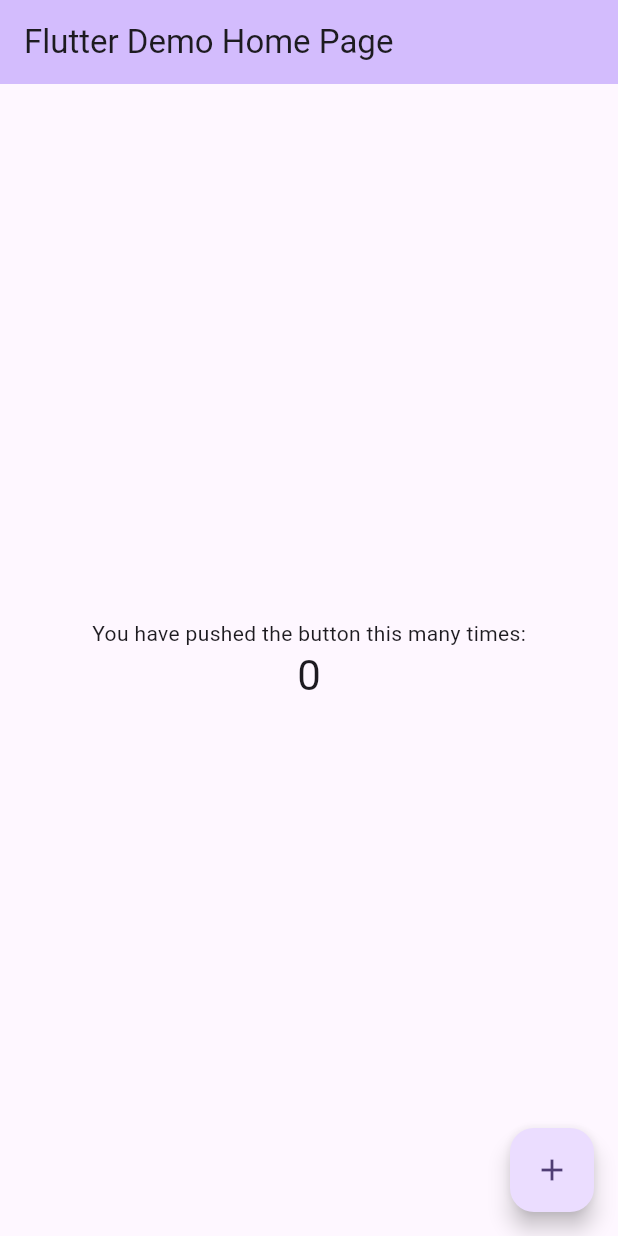
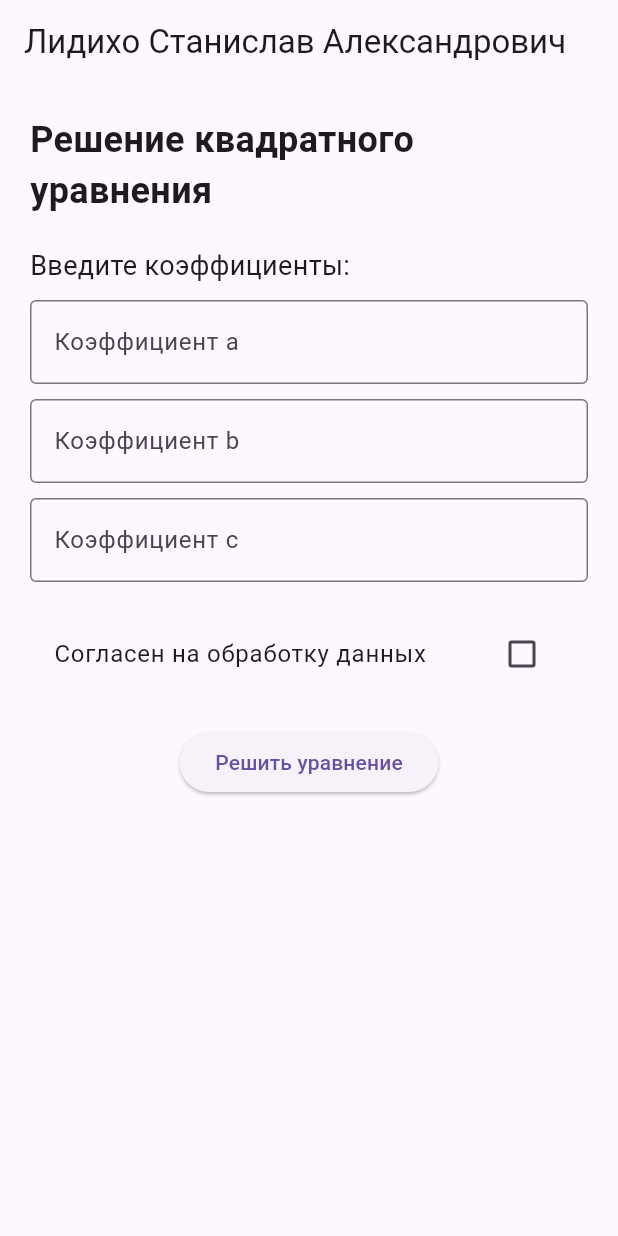
Before and after one commit to pcholabee/first_app, a Flutter app: the screen it shows after launch, on a phone screen of 412 x 824 dp. Run offline on Flutter 3.47's test engine with Material 3 defaults, Android fonts, the phone set to English and light mode, and no system bars.

Commit message:
лабораторная 3

```diff
--- a/lib/main.dart
+++ b/lib/main.dart
@@ -1,4 +1,5 @@
 import 'package:flutter/material.dart';
+import 'dart:math';
 
 void main() {
   runApp(const MyApp());
@@ -7,116 +8,259 @@ void main() {
 class MyApp extends StatelessWidget {
   const MyApp({super.key});
 
-  // This widget is the root of your application.
   @override
   Widget build(BuildContext context) {
     return MaterialApp(
-      title: 'Flutter Demo',
+      title: 'Решение квадратных уравнений',
       theme: ThemeData(
-        // This is the theme of your application.
-        //
-        // TRY THIS: Try running your application with "flutter run". You'll see
-        // the application has a purple toolbar. Then, without quitting the app,
-        // try changing the seedColor in the colorScheme below to Colors.green
-        // and then invoke "hot reload" (save your changes or press the "hot
-        // reload" button in a Flutter-supported IDE, or press "r" if you used
-        // the command line to start the app).
-        //
-        // Notice that the counter didn't reset back to zero; the application
-        // state is not lost during the reload. To reset the state, use hot
-        // restart instead.
-        //
-        // This works for code too, not just values: Most code changes can be
-        // tested with just a hot reload.
-        colorScheme: .fromSeed(seedColor: Colors.deepPurple),
+        primarySwatch: Colors.blue,
       ),
-      home: const MyHomePage(title: 'Flutter Demo Home Page'),
+      home: const FirstScreen(),
     );
   }
 }
 
-class MyHomePage extends StatefulWidget {
-  const MyHomePage({super.key, required this.title});
-
-  // This widget is the home page of your application. It is stateful, meaning
-  // that it has a State object (defined below) that contains fields that affect
-  // how it looks.
-
-  // This class is the configuration for the state. It holds the values (in this
-  // case the title) provided by the parent (in this case the App widget) and
-  // used by the build method of the State. Fields in a Widget subclass are
-  // always marked "final".
-
-  final String title;
+class FirstScreen extends StatefulWidget {
+  const FirstScreen({super.key});
 
   @override
-  State<MyHomePage> createState() => _MyHomePageState();
+  // ignore: library_private_types_in_public_api
+  _FirstScreenState createState() => _FirstScreenState();
 }
 
-class _MyHomePageState extends State<MyHomePage> {
-  int _counter = 0;
+class _FirstScreenState extends State<FirstScreen> {
+  final _formKey = GlobalKey<FormState>();
+  final _aController = TextEditingController();
+  final _bController = TextEditingController();
+  final _cController = TextEditingController();
+  bool _agreeToProcess = false;
 
-  void _incrementCounter() {
-    setState(() {
-      // This call to setState tells the Flutter framework that something has
-      // changed in this State, which causes it to rerun the build method below
-      // so that the display can reflect the updated values. If we changed
-      // _counter without calling setState(), then the build method would not be
-      // called again, and so nothing would appear to happen.
-      _counter++;
-    });
+  @override
+  Widget build(BuildContext context) {
+    return Scaffold(
+      appBar: AppBar(
+        title: const Text('Лидихо Станислав Александрович'),
+      ),
+      body: Container(
+        padding: const EdgeInsets.all(20.0),
+        child: Form(
+          key: _formKey,
+          child: Column(
+            crossAxisAlignment: CrossAxisAlignment.start,
+            children: <Widget>[
+              const Text(
+                'Решение квадратного уравнения',
+                style: TextStyle(fontSize: 24, fontWeight: FontWeight.bold),
+              ),
+              const SizedBox(height: 20),
+              const Text(
+                'Введите коэффициенты:',
+                style: TextStyle(fontSize: 18),
+              ),
+              const SizedBox(height: 10),
+
+              TextFormField(
+                controller: _aController,
+                keyboardType: TextInputType.numberWithOptions(decimal: true),
+                decoration: const InputDecoration(
+                  labelText: 'Коэффициент a',
+                  border: OutlineInputBorder(),
+                ),
+                validator: (value) {
+                  if (value == null || value.isEmpty) {
+                    return 'Введите коэффициент a';
+                  }
+                  if (double.tryParse(value) == null) {
+                    return 'Введите корректное число';
+                  }
+                  if (double.parse(value) == 0) {
+                    return 'Коэффициент a не может быть равен 0';
+                  }
+                  return null;
+                },
+              ),
+              const SizedBox(height: 10),
+
+              TextFormField(
+                controller: _bController,
+                keyboardType: TextInputType.numberWithOptions(decimal: true),
+                decoration: const InputDecoration(
+                  labelText: 'Коэффициент b',
+                  border: OutlineInputBorder(),
+                ),
+                validator: (value) {
+                  if (value == null || value.isEmpty) {
+                    return 'Введите коэффициент b';
+                  }
+                  if (double.tryParse(value) == null) {
+                    return 'Введите корректное число';
+                  }
+                  return null;
+                },
+              ),
+              const SizedBox(height: 10),
+
+              TextFormField(
+                controller: _cController,
+                keyboardType: TextInputType.numberWithOptions(decimal: true),
+                decoration: const InputDecoration(
+                  labelText: 'Коэффициент c',
+                  border: OutlineInputBorder(),
+                ),
+                validator: (value) {
+                  if (value == null || value.isEmpty) {
+                    return 'Введите коэффициент c';
+                  }
+                  if (double.tryParse(value) == null) {
+                    return 'Введите корректное число';
+                  }
+                  return null;
+                },
+              ),
+              const SizedBox(height: 20),
+
+              CheckboxListTile(
+                title: const Text('Согласен на обработку данных'),
+                value: _agreeToProcess,
+                onChanged: (bool? value) {
+                  setState(() {
+                    _agreeToProcess = value!;
+                  });
+                },
+              ),
+              const SizedBox(height: 20),
+
+              Center(
+                child: ElevatedButton(
+                  onPressed: () {
+                    if (_formKey.currentState!.validate() && _agreeToProcess) {
+                      double a = double.parse(_aController.text);
+                      double b = double.parse(_bController.text);
+                      double c = double.parse(_cController.text);
+
+                      Navigator.push(
+                        context,
+                        MaterialPageRoute(
+                          builder: (context) => SecondScreen(
+                            a: a,
+                            b: b,
+                            c: c,
+                          ),
+                        ),
+                      );
+                    } else if (!_agreeToProcess) {
+                      ScaffoldMessenger.of(context).showSnackBar(
+                        const SnackBar(
+                          content: Text('Необходимо согласие на обработку данных'),
+                        ),
+                      );
+                    }
+                  },
+                  child: const Text('Решить уравнение'),
+                ),
+              ),
+            ],
+          ),
+        ),
+      ),
+    );
+  }
+
+  @override
+  void dispose() {
+    _aController.dispose();
+    _bController.dispose();
+    _cController.dispose();
+    super.dispose();
+  }
+}
+
+class SecondScreen extends StatelessWidget {
+  final double a;
+  final double b;
+  final double c;
+
+  const SecondScreen({
+    super.key,
+    required this.a,
+    required this.b,
+    required this.c,
+  });
+
+  String _solveEquation() {
+    // Вычисляем дискриминант по формуле: D = b² - 4ac
+    double discriminant = (b * b) - (4 * a * c);
+
+    // Для отладки, покажем дискриминант
+    String debugInfo = 'Дискриминант D = ${discriminant.toStringAsFixed(0)}\n\n';
+
+    if (discriminant > 0) {
+      // Два действительных корня
+      double x1 = (-b + sqrt(discriminant)) / (2 * a);
+      double x2 = (-b - sqrt(discriminant)) / (2 * a);
+      return '$debugInfo Уравнение имеет два корня:\n'
+           'x₁ = ${x1.toStringAsFixed(2)}\n'
+           'x₂ = ${x2.toStringAsFixed(2)}';
+    } else if (discriminant == 0) {
+      // Один действительный корень
+      double x = -b / (2 * a);
+      return '$debugInfo Уравнение имеет один корень:\n'
+           'x = ${x.toStringAsFixed(0)}';
+    } else {
+      // Нет действительных корней
+      return '$debugInfo Уравнение не имеет действительных корней\n'
+           '(дискриминант отрицательный)';
+    }
   }
 
   @override
   Widget build(BuildContext context) {
-    // This method is rerun every time setState is called, for instance as done
-    // by the _incrementCounter method above.
-    //
-    // The Flutter framework has been optimized to make rerunning build methods
-    // fast, so that you can just rebuild anything that needs updating rather
-    // than having to individually change instances of widgets.
+    String solution = _solveEquation();
+
     return Scaffold(
       appBar: AppBar(
-        // TRY THIS: Try changing the color here to a specific color (to
-        // Colors.amber, perhaps?) and trigger a hot reload to see the AppBar
-        // change color while the other colors stay the same.
-        backgroundColor: Theme.of(context).colorScheme.inversePrimary,
-        // Here we take the value from the MyHomePage object that was created by
-        // the App.build method, and use it to set our appbar title.
-        title: Text(widget.title),
+        title: const Text('Результат решения'),
       ),
-      body: Center(
-        // Center is a layout widget. It takes a single child and positions it
-        // in the middle of the parent.
+      body: Container(
+        padding: const EdgeInsets.all(20.0),
         child: Column(
-          // Column is also a layout widget. It takes a list of children and
-          // arranges them vertically. By default, it sizes itself to fit its
-          // children horizontally, and tries to be as tall as its parent.
-          //
-          // Column has various properties to control how it sizes itself and
-          // how it positions its children. Here we use mainAxisAlignment to
-          // center the children vertically; the main axis here is the vertical
-          // axis because Columns are vertical (the cross axis would be
-          // horizontal).
-          //
-          // TRY THIS: Invoke "debug painting" (choose the "Toggle Debug Paint"
-          // action in the IDE, or press "p" in the console), to see the
-          // wireframe for each widget.
-          mainAxisAlignment: .center,
-          children: [
-            const Text('You have pushed the button this many times:'),
+          crossAxisAlignment: CrossAxisAlignment.start,
+          children: <Widget>[
+            const Text(
+              'Квадратное уравнение:',
+              style: TextStyle(fontSize: 20, fontWeight: FontWeight.bold),
+            ),
+            const SizedBox(height: 10),
             Text(
-              '$_counter',
-              style: Theme.of(context).textTheme.headlineMedium,
+              '${a.toStringAsFixed(0)}x² + ${b.toStringAsFixed(0)}x + ${c.toStringAsFixed(0)} = 0',
+              style: const TextStyle(fontSize: 18),
+            ),
+            const SizedBox(height: 20),
+            const Text(
+              'Решение:',
+              style: TextStyle(fontSize: 20, fontWeight: FontWeight.bold),
+            ),
+            const SizedBox(height: 10),
+            Expanded(
+              child: SingleChildScrollView(
+                child: Text(
+                  solution,
+                  style: const TextStyle(fontSize: 18, height: 1.5),
+                ),
+              ),
+            ),
+            const SizedBox(height: 20),
+            Center(
+              child: ElevatedButton(
+                onPressed: () {
+                  Navigator.pop(context);
+                },
+                child: const Text('Вернуться назад'),
+              ),
             ),
           ],
         ),
       ),
-      floatingActionButton: FloatingActionButton(
-        onPressed: _incrementCounter,
-        tooltip: 'Increment',
-        child: const Icon(Icons.add),
-      ),
     );
   }
 }
```
